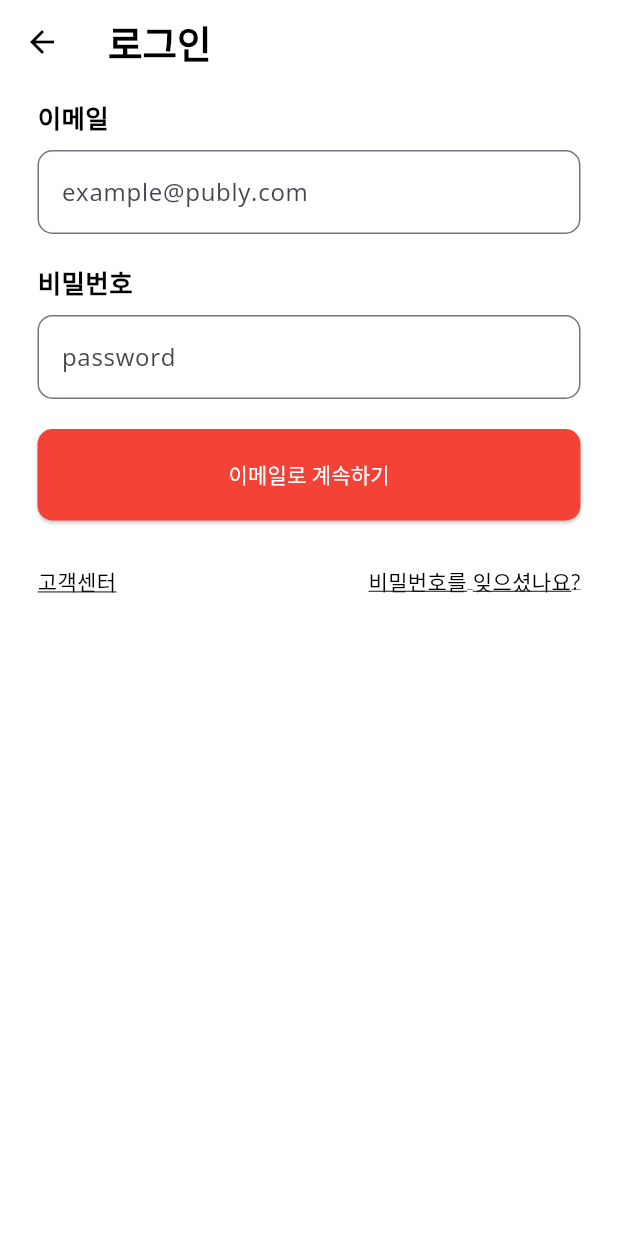
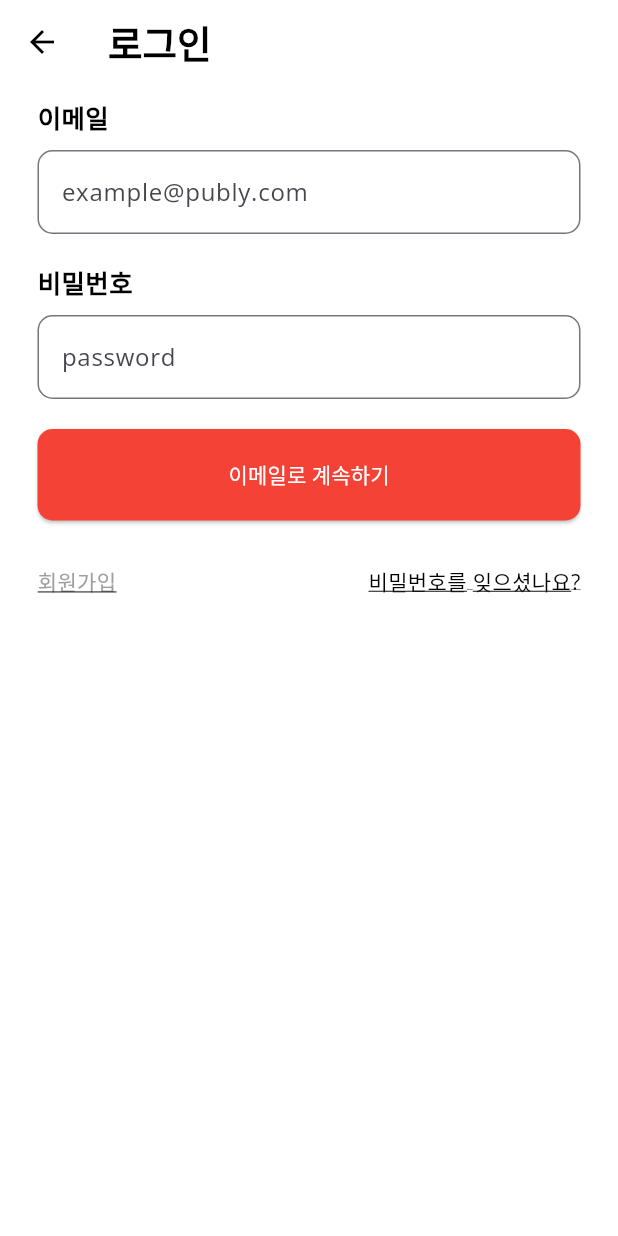
Before and after one commit to Kongjiyoung/dev-community-flutter, a Flutter app: the LoginPage screen opened by its route, on a phone screen of 412 x 824 dp. Run offline on Flutter 3.47's test engine with Material 3 defaults, Android fonts, the phone set to English and light mode, and no system bars; our stand-ins replace dio, flutter_secure_storage, google_fonts, image_picker; missing offline and left inert: flutter_quill; accounts and stored records are empty.

Commit message:
로그인ㄴ화ë©연ㄴ결

```diff
--- a/lib/main.dart
+++ b/lib/main.dart
@@ -18,7 +18,7 @@
     return MaterialApp(
       debugShowCheckedModeBanner: false,
       theme: theme(),
-      home: SavePage(),
+      home: WelcomePage(),
       routes: getRouters(),
     );
   }
--- a/lib/pages/auth/login.dart
+++ b/lib/pages/auth/login.dart
@@ -1,4 +1,5 @@
 import 'package:dev_community/_core/constants/custom-widgets.dart';
+import 'package:dev_community/pages/auth/join.dart';
 import 'package:flutter/material.dart';
 
 class LoginPage extends StatelessWidget {
@@ -53,14 +54,21 @@ class LoginPage extends StatelessWidget {
             const SizedBox(
               height: 30,
             ),
-            const Row(
+            Row(
               mainAxisAlignment: MainAxisAlignment.spaceBetween,
               children: [
-                Text(
-                  "고객센터",
-                  style: TextStyle(
-                    color: Colors.black,
-                    decoration: TextDecoration.underline, // 밑줄 설정
+                InkWell(
+                  onTap: () {
+                    Navigator.push(
+                      context,
+                      MaterialPageRoute(builder: (context) => JoinPage()),
+                    );
+                  },
+                  child: Text(
+                    "회원가입",
+                    style: TextStyle(
+                      decoration: TextDecoration.underline,
+                    ),
                   ),
                 ),
                 Text(
```
Also changed, not shown: lib/pages/auth/welcome_page.dart (+7 -1 lines), pubspec.lock.
